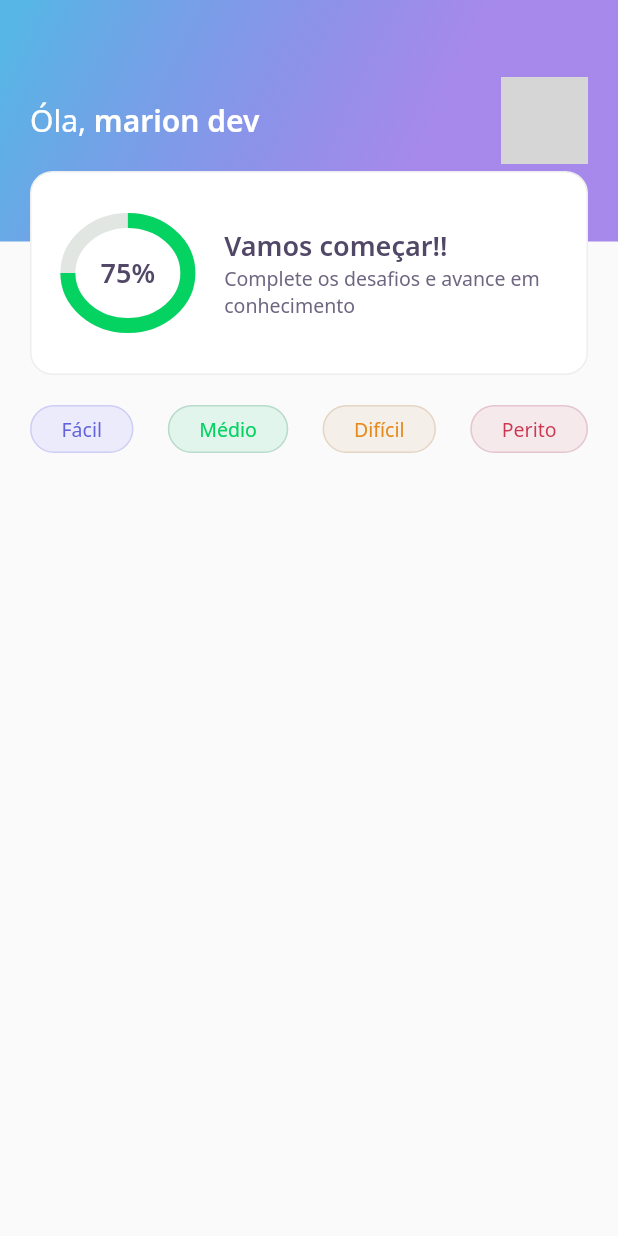
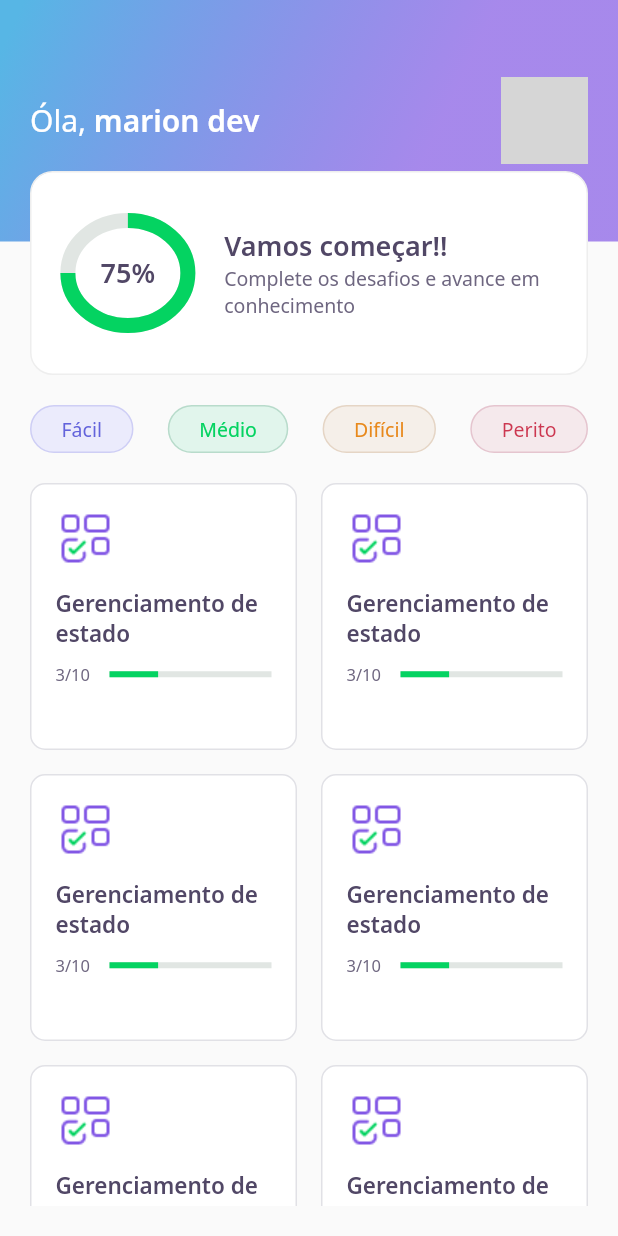
Before and after one commit to marcosmariondev/dev_quiz, a Flutter app: the screen it shows after launch, on a phone screen of 412 x 824 dp. Run offline on Flutter 3.47's test engine with Material 2 defaults, Android fonts, the phone set to English and light mode, and no system bars; our stand-ins replace google_fonts; network calls fail; grey boxes are pictures that could not be loaded.

Commit message:
update home layout

```diff
--- a/lib/home/home_page.dart
+++ b/lib/home/home_page.dart
@@ -1,5 +1,6 @@
 import 'package:dev_quiz/home/widgets/appbar/appbar_widget.dart';
 import 'package:dev_quiz/home/widgets/level_button/level_button_widget.dart';
+import 'package:dev_quiz/home/widgets/quiz_card/quiz_card_widget.dart';
 import 'package:flutter/material.dart';
 
 class HomePage extends StatefulWidget {
@@ -14,7 +15,9 @@ class _HomePageState extends State<HomePage> {
         appBar: AppBarWidget(),
         body: Padding(
           padding: const EdgeInsets.symmetric(horizontal: 20, vertical: 20),
-          child: Row(
+          child: Column(
+            children: [
+              Row(
                 mainAxisAlignment: MainAxisAlignment.spaceBetween,
                 children: [
                   LevelButtonWidget(
@@ -31,6 +34,26 @@ class _HomePageState extends State<HomePage> {
                   ),
                 ],
               ),
+              SizedBox(
+                height: 20,
+              ),
+              Expanded(
+                child: GridView.count(
+                  crossAxisCount: 2,
+                  crossAxisSpacing: 16,
+                  mainAxisSpacing: 16,
+                  children: [
+                    QuizCardWidget(),
+                    QuizCardWidget(),
+                    QuizCardWidget(),
+                    QuizCardWidget(),
+                    QuizCardWidget(),
+                    QuizCardWidget(),
+                  ],
+                ),
+              )
+            ],
+          ),
         ));
   }
 }
--- /dev/null
+++ b/lib/home/widgets/quiz_card/quiz_card_widget.dart
@@ -0,0 +1,53 @@
+import 'package:dev_quiz/core/app_colors.dart';
+import 'package:dev_quiz/core/app_images.dart';
+import 'package:dev_quiz/core/app_text_styles.dart';
+import 'package:flutter/material.dart';
+
+class QuizCardWidget extends StatelessWidget {
+  @override
+  Widget build(BuildContext context) {
+    return Container(
+      padding: EdgeInsets.all(16),
+      decoration: BoxDecoration(
+        border: Border.fromBorderSide(BorderSide(color: AppColors.border)),
+        color: AppColors.white,
+        borderRadius: BorderRadius.circular(10),
+      ),
+      child: Column(
+        crossAxisAlignment: CrossAxisAlignment.start,
+        children: [
+          Container(
+            height: 40,
+            width: 40,
+            child: Image.asset(AppImages.blocks),
+          ),
+          SizedBox(height: 13),
+          Text(
+            "Gerenciamento de estado",
+            style: AppTextStyles.heading15,
+          ),
+          SizedBox(height: 10),
+          Row(
+            children: [
+              Expanded(
+                flex: 1,
+                child: Text(
+                  "3/10 ",
+                  style: AppTextStyles.body11,
+                ),
+              ),
+              Expanded(
+                  flex: 3,
+                  child: LinearProgressIndicator(
+                    value: 0.3,
+                    backgroundColor: AppColors.chartSecondary,
+                    valueColor:
+                        AlwaysStoppedAnimation<Color>(AppColors.chartPrimary),
+                  ))
+            ],
+          )
+        ],
+      ),
+    );
+  }
+}
```
Lines whose indentation alone changed are shown as unchanged.
